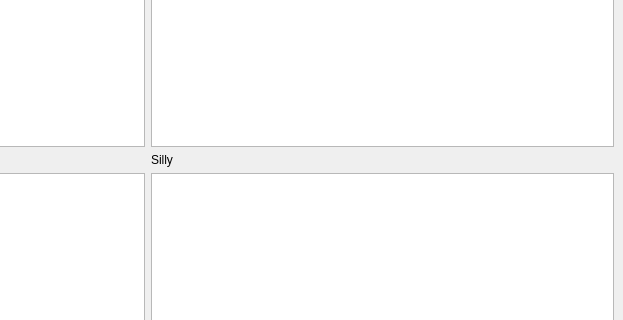
Old version of the form mainwindow.ui in the repository GrizzZ13/Basic_Interpreter; both pictures show x 327 to 950 and y 250 to 570 of the 950 by 879 pixel window.
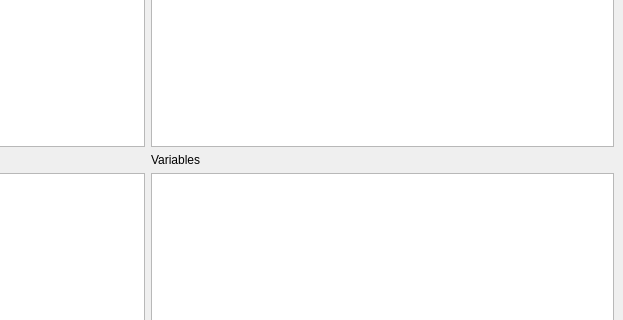
New version of the form.

The edit to the form file:
```diff
--- a/mainwindow.ui
+++ b/mainwindow.ui
@@ -89,7 +89,7 @@
           <item>
            <widget class="QLabel" name="label_5">
             <property name="text">
-             <string>Silly</string>
+             <string>Variables</string>
             </property>
            </widget>
           </item>
```
Left out of the diff: 4 changed lines with no effect on the pictures.
